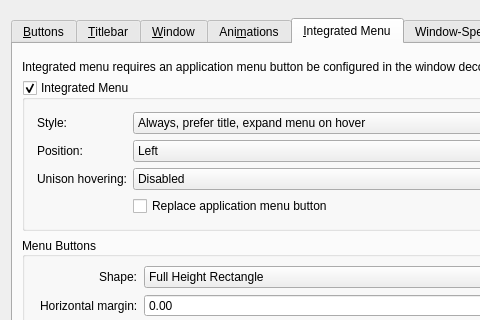
Before: the Qt Designer form kdecoration/config/ui/breezeconfigurationui.ui in paulmcauley/klassy, drawn with Qt 5; both pictures show x 0 to 480 and y 0 to 320 of the 729 by 651 pixel window.
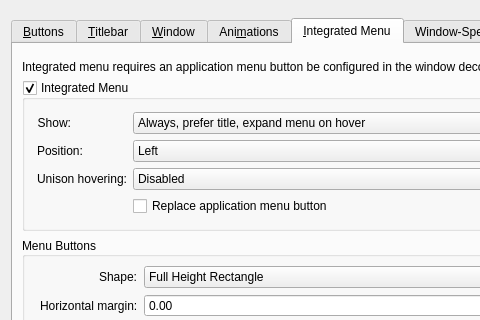
After: the same form once the commit is applied. The open tabs and pages were chosen to show the change. Icons and pictures are not drawn. Custom widgets are drawn as their Qt base class.

Commit message: Rename style to show style

What changed in the file:
```diff
--- a/kdecoration/config/ui/breezeconfigurationui.ui
+++ b/kdecoration/config/ui/breezeconfigurationui.ui
@@ -1646,7 +1646,7 @@
             <item row="0" column="0">
              <widget class="QLabel" name="integratedMenuStyleLabel">
               <property name="text">
-               <string>Style:</string>
+               <string>Show:</string>
               </property>
               <property name="alignment">
                <set>Qt::AlignmentFlag::AlignRight|Qt::AlignmentFlag::AlignTrailing|Qt::AlignmentFlag::AlignVCenter</set>
```
Left out of the diff: 6 changed lines with no effect on the pictures. The commit also changes 4 other files.
